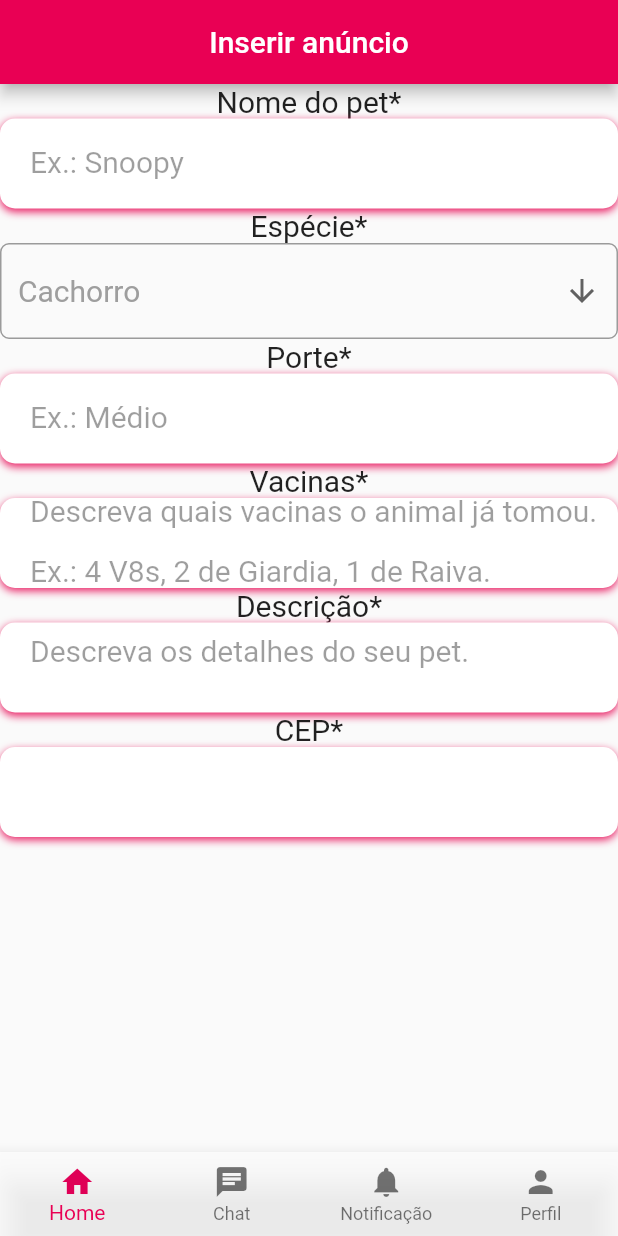
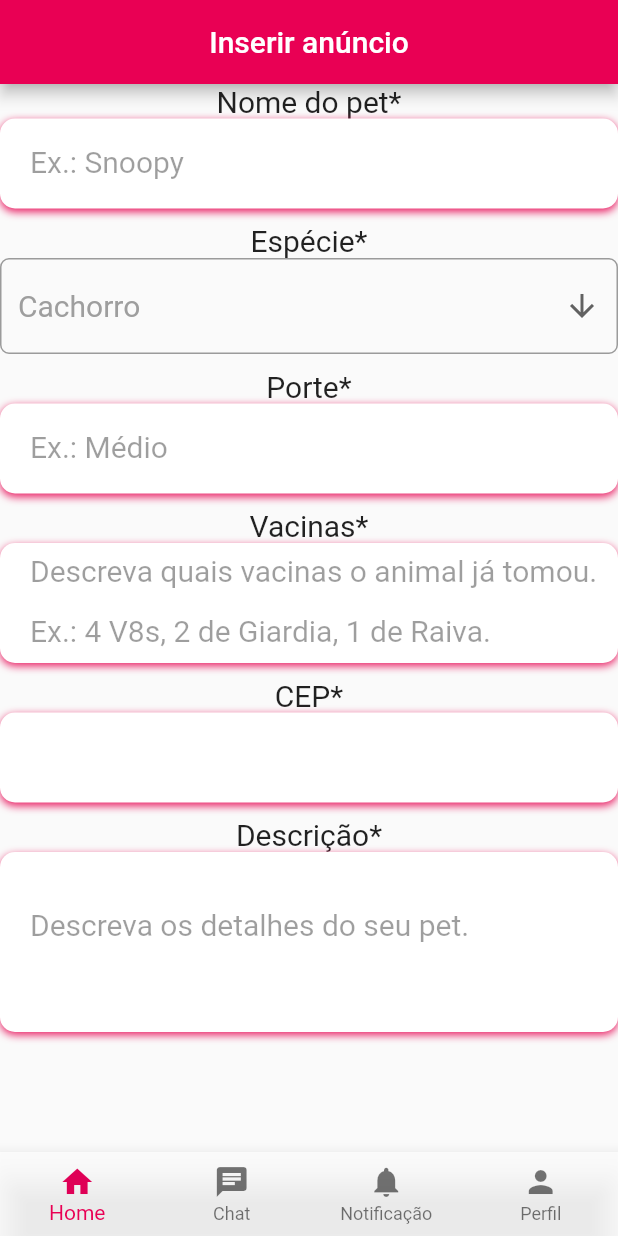
Before and after one commit to vitorekr/UnBArqDsw2022-2-2022.2_G4_IdotPet_Frontend, a Flutter app: the screen it shows after launch, on a phone screen of 412 x 824 dp. Run offline on Flutter 3.47's test engine with Material 2 defaults, Android fonts, the phone set to English and light mode, and no system bars; our stand-ins replace dio, get; accounts and stored records are empty.

Commit message:
Ajeitando o tamanho da caixa e trocando ordem das inputs.
Co-Authored-By: João Durso <jvsdurso@gmail.com>

```diff
--- a/lib/modules/home/ui/cadastrar_pet.dart
+++ b/lib/modules/home/ui/cadastrar_pet.dart
@@ -111,7 +111,7 @@ Widget buildVaccines(){
                 )
               ]
             ),
-            height: 60,
+            height: 80,
             child: const TextField(
                   keyboardType: TextInputType.emailAddress,
                   style: TextStyle(
@@ -142,6 +142,7 @@ Widget buildDescription(){
     children: <Widget>[
       Container(
             alignment: Alignment.center,
+            height: 120,
             padding: const EdgeInsets.only(
                 left: 20,
               ),
@@ -157,7 +158,6 @@ Widget buildDescription(){
                 )
               ]
             ),
-            height: 60,
             child: const TextField(
                   maxLines: null,
                   keyboardType: TextInputType.multiline,
@@ -242,6 +242,9 @@ class CadastrarPet extends StatelessWidget {
             ),
           ),
           buildName(),
+          const SizedBox(
+            height: 10,
+          ),
 
           const Text('Espécie*',
             textAlign: TextAlign.left,
@@ -250,7 +253,9 @@ class CadastrarPet extends StatelessWidget {
             ),
           ),
           const DropdownButtonEspecie(),
-
+          const SizedBox(
+            height: 10,
+          ),
           const Text('Porte*',
             textAlign: TextAlign.left,
             style: TextStyle(
@@ -258,7 +263,9 @@ class CadastrarPet extends StatelessWidget {
             ),
           ),
           buildSize(),
-
+          const SizedBox(
+            height: 10,
+          ),
           const Text('Vacinas*',
             textAlign: TextAlign.left,
             style: TextStyle(
@@ -266,7 +273,19 @@ class CadastrarPet extends StatelessWidget {
             ),
           ),
           buildVaccines(),
-
+          const SizedBox(
+            height: 10,
+          ),
+          const Text('CEP*',
+            textAlign: TextAlign.left,
+            style: TextStyle(
+              fontSize: 20,
+            ),
+          ),
+          buildCEP(),
+          const SizedBox(
+            height: 10,
+          ),
           const Text('Descrição*',
             textAlign: TextAlign.left,
             style: TextStyle(
@@ -275,13 +294,7 @@ class CadastrarPet extends StatelessWidget {
           ),
           buildDescription(),
 
-          const Text('CEP*',
-            textAlign: TextAlign.left,
-            style: TextStyle(
-              fontSize: 20,
-            ),
-          ),
-          buildCEP(),
+
         ]
       ),
 
```
